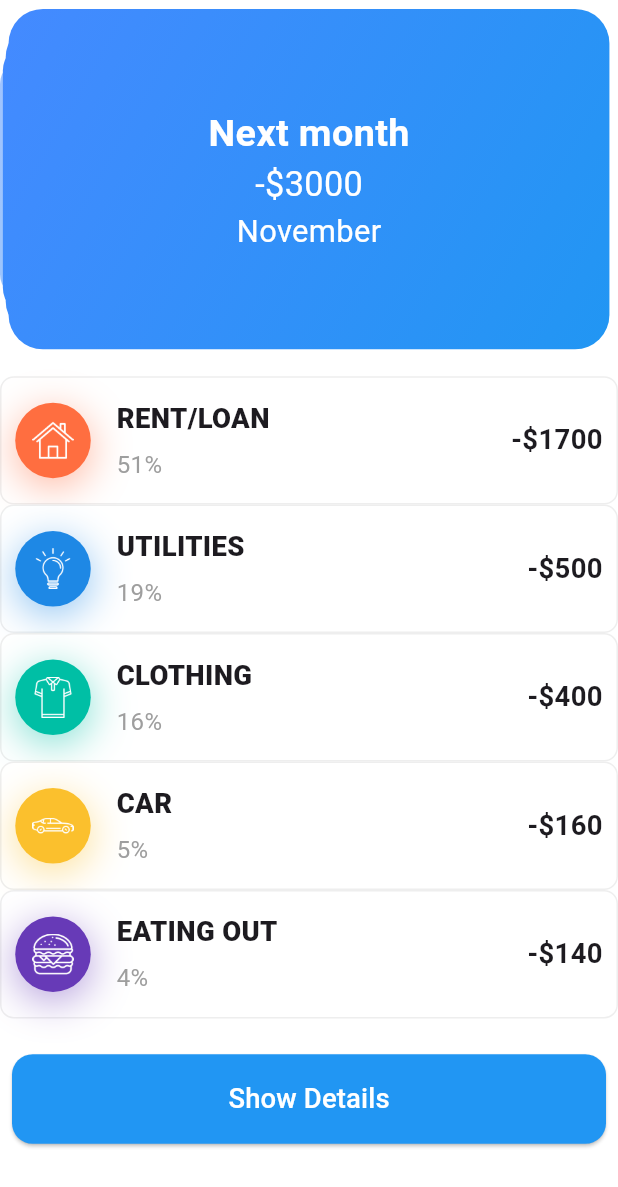
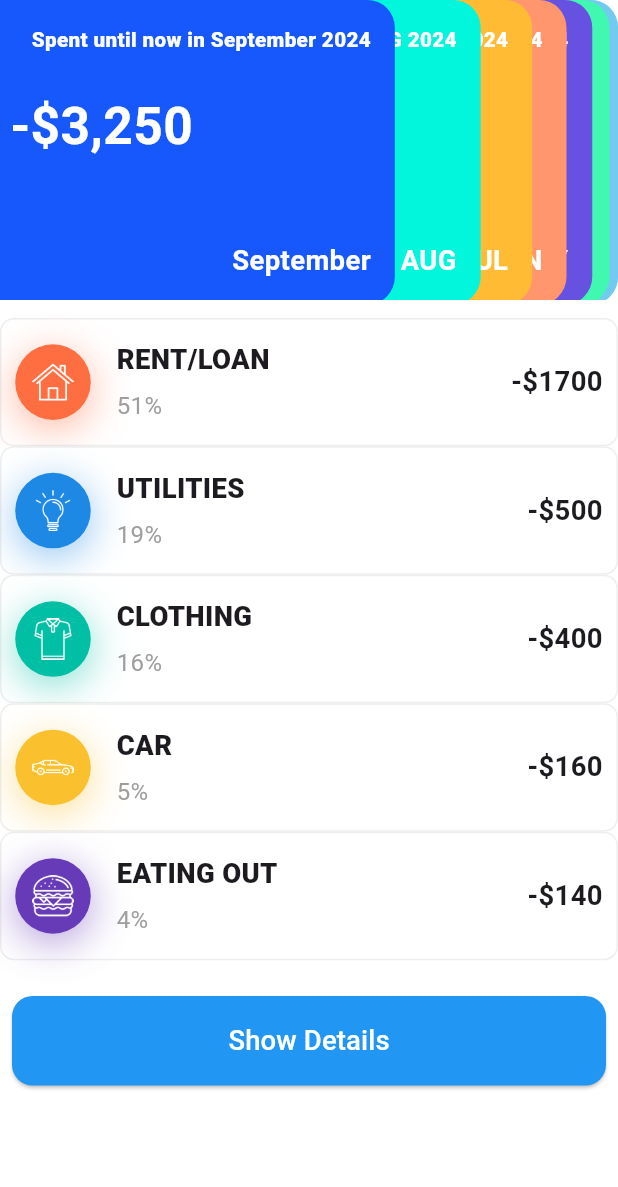
Before and after one commit to omarKenawi/tracker, a Flutter app: the ExpensesScreen screen opened directly, on a phone screen of 412 x 824 dp. Shown: the top 1187 px of the screen. Run offline on Flutter 3.47's test engine with Material 3 defaults, Android fonts, the phone set to English and light mode, and no system bars; drawn by our look-alikes of card_swiper; our stand-ins replace firebase_auth, firebase_core, fl_chart, flutter_screenutil; accounts and stored records are empty.

Commit message:
update cards widget

```diff
--- a/lib/features/home/screens/expenses_screen.dart
+++ b/lib/features/home/screens/expenses_screen.dart
@@ -1,7 +1,7 @@
 import 'package:flutter/material.dart';
-import 'package:card_swiper/card_swiper.dart';
 import 'package:flutter_screenutil/flutter_screenutil.dart';
 import 'package:tracker/features/home/screens/details_screen.dart';
+import '../widgets/cascading_card_widget.dart';
 import '../widgets/info_card.dart';
 
 class ExpensesScreen extends StatelessWidget {
@@ -9,89 +9,12 @@ class ExpensesScreen extends StatelessWidget {
 
   @override
   Widget build(BuildContext context) {
-    final List<Map<String, String>> cardData = [
-      {
-        'Month': 'September',
-        'amount': '-\$3500',
-        'title': 'This month',
-      },
-      {
-        'Month': 'October',
-        'amount': '-\$2800',
-        'title': 'Last month',
-      },
-      {
-        'Month': 'November',
-        'amount': '-\$3000',
-        'title': 'Next month',
-      },
-    ];
-
     return Scaffold(
       backgroundColor: Colors.white,
       body: SingleChildScrollView(
         child: Column(
           children: [
-            Container(
-              height: 200.h,
-              color: Colors.white,
-              child: Swiper(
-                axisDirection: AxisDirection.right,
-                layout: SwiperLayout.STACK,
-                itemWidth: 350.w,
-                itemHeight: 190.h,
-                itemCount: cardData.length,
-                scrollDirection: Axis.horizontal,
-                containerHeight: 500.h,
-                containerWidth: 500.w,
-                fade: 10,
-                index: 2,
-                outer: false,
-                scale: 10.1,
-                allowImplicitScrolling: true,
-                itemBuilder: (BuildContext context, int index) {
-                  return Container(
-                    decoration: BoxDecoration(
-                      borderRadius: BorderRadius.circular(20.r),
-                      gradient: const LinearGradient(
-                        colors: [Colors.blueAccent, Colors.blue],
-                        begin: Alignment.topLeft,
-                        end: Alignment.bottomRight,
-                      ),
-                    ),
-                    child: Center(
-                      child: Column(
-                        mainAxisAlignment: MainAxisAlignment.center,
-                        children: [
-                          Text(
-                            cardData[index]['title'] ?? '',
-                            style: TextStyle(
-                              color: Colors.white,
-                              fontSize: 22.sp,
-                              fontWeight: FontWeight.bold,
-                            ),
-                          ),
-                          Text(
-                            cardData[index]['amount'] ?? '',
-                            style: TextStyle(
-                              color: Colors.white,
-                              fontSize: 20.sp,
-                            ),
-                          ),
-                          Text(
-                            cardData[index]['Month'] ?? '',
-                            style: TextStyle(
-                              color: Colors.white,
-                              fontSize: 18.sp,
-                            ),
-                          ),
-                        ],
-                      ),
-                    ),
-                  );
-                },
-              ),
-            ),
+            const CascadingCardWidget(),
             SizedBox(height: 10.h),
             InfoCard(
               imageIcon: Image.asset('lib/assets/house.png',
@@ -126,21 +49,26 @@ class ExpensesScreen extends StatelessWidget {
               money: '-\$160',
             ),
             InfoCard(
-              imageIcon: Image.asset('lib/assets/burger.png',
-                  width: 24.w, height: 24.h),
+              imageIcon: Image.asset(
+                'lib/assets/burger.png',
+                width: 24.w,
+                height: 24.h,
+              ),
               iconBackgroundColor: Colors.deepPurple,
               title: 'EATING OUT',
               percentage: '4%',
               money: '-\$140',
             ),
-            SizedBox(height: 20.h), // Add some spacing before the button
+            SizedBox(
+              height: 20.h,
+            ), // Add some spacing before the button
             Padding(
               padding: const EdgeInsets.symmetric(horizontal: 8),
               child: ElevatedButton(
                 onPressed: () {
                   Navigator.push(
                     context,
-                    MaterialPageRoute(builder: (context) =>  DetailsScreen()),
+                    MaterialPageRoute(builder: (context) => DetailsScreen()),
                   );
                 },
                 style: ElevatedButton.styleFrom(
@@ -168,7 +96,9 @@ class ExpensesScreen extends StatelessWidget {
                 ),
               ),
             ),
-            SizedBox(height: 20.h), // Add some spacing after the button
+            SizedBox(
+              height: 20.h,
+            ),
           ],
         ),
       ),
--- /dev/null
+++ b/lib/features/home/widgets/cascading_card_widget.dart
@@ -0,0 +1,62 @@
+import 'package:flutter/material.dart';
+import 'package:flutter_screenutil/flutter_screenutil.dart';
+
+import 'visa_card.dart';
+
+class CascadingCardWidget extends StatelessWidget {
+  const CascadingCardWidget({super.key});
+
+  @override
+  Widget build(BuildContext context) {
+    return Center(
+      child: SizedBox(
+        height: 200,
+        child: Stack(
+          children: [
+            VisaCard(
+              month: 'oct',
+              color: const Color(0xff73caf1),
+              leftOffset: 100.w,
+            ),
+            VisaCard(
+              month: 'oct',
+              color: const Color(0xff73caf1),
+              leftOffset: 100.w,
+            ),
+            VisaCard(
+              month: 'APR',
+              color: const Color(0xff41f8b0),
+              leftOffset: 95.w,
+            ),
+            VisaCard(
+              month: 'MAY',
+              color: const Color(0xff6651e0),
+              leftOffset: 85.w,
+            ),
+            VisaCard(
+              month: 'JUN',
+              color: const Color(0xffff966e),
+              leftOffset: 70.w,
+            ),
+            VisaCard(
+              month: 'JUL',
+              color: const Color(0xffffbb33),
+              leftOffset: 50.w,
+            ),
+            VisaCard(
+              month: 'AUG',
+              color: const Color(0xff01f6dc),
+              leftOffset: 20.w,
+            ),
+            VisaCard(
+              month: 'September',
+              amount: '\$3,250',
+              color: const Color(0xff1758fd),
+              leftOffset: -30.w,
+            )
+          ],
+        ),
+      ),
+    );
+  }
+}
--- a/lib/features/home/widgets/custom_drawer.dart
+++ b/lib/features/home/widgets/custom_drawer.dart
@@ -8,14 +8,15 @@ class CustomDrawer extends StatelessWidget {
   Widget build(BuildContext context) {
     return Drawer(
       child: Column(
-        children: <Widget>[
+        children: [
           SizedBox(height: 50.h),
           Expanded(
             child: ListView(
               padding: EdgeInsets.zero,
-              children: <Widget>[
+              children: [
                 ListTile(
-                  contentPadding: EdgeInsets.symmetric(horizontal: 16.w, vertical: 8.h),
+                  contentPadding:
+                      EdgeInsets.symmetric(horizontal: 8.w, vertical: 8.h),
                   leading: Icon(
                     Icons.logout,
                     color: Colors.black,
--- /dev/null
+++ b/lib/features/home/widgets/visa_card.dart
@@ -0,0 +1,80 @@
+import 'package:flutter/material.dart';
+import 'package:flutter_screenutil/flutter_screenutil.dart';
+
+class VisaCard extends StatelessWidget {
+  final String month;
+  final String? amount;
+  final Color color;
+  final double leftOffset;
+
+  const VisaCard({
+    super.key,
+    required this.month,
+    this.amount,
+    required this.color,
+    required this.leftOffset,
+  });
+
+  @override
+  Widget build(BuildContext context) {
+    return Positioned(
+      left: leftOffset,
+      child: Container(
+        width: 260.w,
+        height: 170.h,
+        decoration: BoxDecoration(
+          color: color,
+          borderRadius: BorderRadius.circular(16.r),
+        ),
+        child: Padding(
+          padding: const EdgeInsets.all(16.0),
+          child: Column(
+            crossAxisAlignment: CrossAxisAlignment.start,
+            mainAxisAlignment: MainAxisAlignment.center,
+            children: [
+              Row(
+                children: [
+                  Spacer(),
+                  Text(
+                    'Spent until now in $month 2024',
+                    style: TextStyle(
+                      color: Colors.white,
+                      fontWeight: FontWeight.w900,
+                      fontSize: 12.sp,
+                    ),
+                  ),
+                ],
+              ),
+              SizedBox(height: 20.h),
+              if (amount != null) // Check if the amount is provided
+                Padding(
+                  padding: const EdgeInsets.only(left: 25),
+                  child: Text(
+                    '-$amount',
+                    style: TextStyle(
+                      color: Colors.white,
+                      fontSize: 30.sp,
+                      fontWeight: FontWeight.w600,
+
+                    ),
+                  ),
+                ),
+              const Spacer(),
+              Align(
+                alignment: Alignment.bottomRight,
+                child: Text(
+                  month,
+                  style: TextStyle(
+                    color: Colors.white,
+                    fontWeight: FontWeight.bold,
+                    fontSize: 16.sp,
+                  ),
+                ),
+              ),
+            ],
+          ),
+        ),
+      ),
+    );
+  }
+}
--- a/lib/main.dart
+++ b/lib/main.dart
@@ -1,7 +1,9 @@
 import 'package:flutter/material.dart';
 import 'package:firebase_core/firebase_core.dart';
+import 'package:firebase_auth/firebase_auth.dart';
 import 'package:tracker/firebase_options.dart';
 import 'package:tracker/features/home/screens/home_screen.dart';
+import 'package:tracker/features/auth/screens/login_screen.dart';
 import 'package:flutter_screenutil/flutter_screenutil.dart';
 
 Future<void> main() async {
@@ -14,7 +16,6 @@ Future<void> main() async {
 
 class MyApp extends StatelessWidget {
   const MyApp({super.key});
-
   @override
   Widget build(BuildContext context) {
     return ScreenUtilInit(
@@ -27,14 +28,24 @@ class MyApp extends StatelessWidget {
           theme: ThemeData(
             useMaterial3: true,
           ),
-          initialRoute: '/',
-          routes: {
-            '/': (context) => const HomeScreen(),
-            '/home': (context) => const HomeScreen(),
-          },
+          home: const AuthenticationWrapper(),
           debugShowCheckedModeBanner: false,
         );
       },
     );
   }
 }
+
+class AuthenticationWrapper extends StatelessWidget {
+  const AuthenticationWrapper({super.key});
+
+  @override
+  Widget build(BuildContext context) {
+    User? user = FirebaseAuth.instance.currentUser;
+    if (user != null) {
+      return const HomeScreen();
+    } else {
+      return const LoginScreen();
+    }
+  }
+}
```
